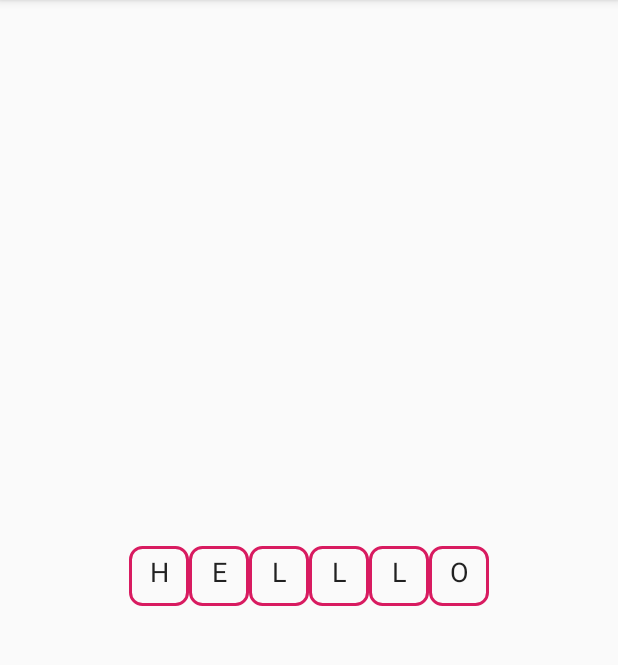
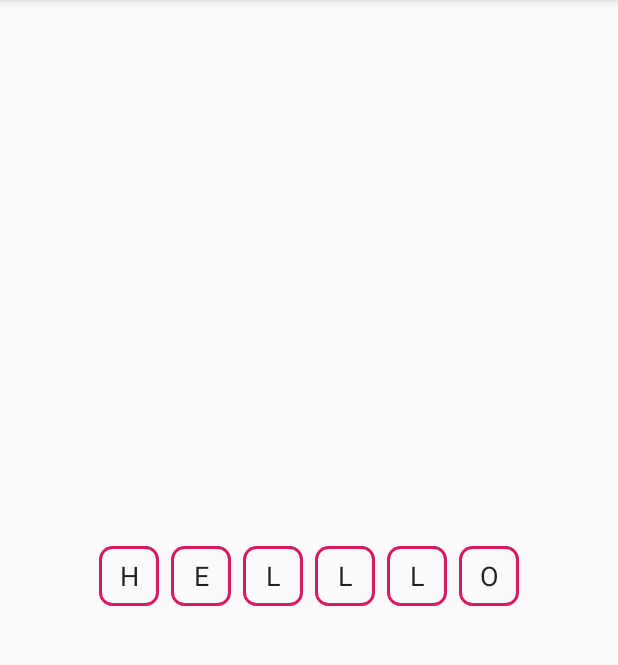
Before and after one commit to darshan-miskin/PinView-Android, an Android app: the screen it shows after launch (MainActivity), on a phone screen of 412 x 824 dp, the part 84-749 px from its top. Run offline under Robolectric (Android 15) with nearby library versions, the phone set to English and light mode, and no system bars.

```diff
--- a/pinview/src/main/java/com/gne/www/lib/PinView.java
+++ b/pinview/src/main/java/com/gne/www/lib/PinView.java
@@ -100,6 +100,7 @@ public class PinView extends LinearLayoutCompat{
             pinEditText.setLayoutParams(layoutParams);
             pinEditText.setMaxLines(1);
             pinEditText.setLines(1);
+            pinEditText.setPadding(0,0,0,0);
             pinEditText.setFilters(new InputFilter[]{new InputFilter.LengthFilter(1), new InputFilter.AllCaps()});
             if(background!=null)
                 pinEditText.setBackground(background);
@@ -228,6 +229,8 @@ public class PinView extends LinearLayoutCompat{
             LinearLayoutCompat.LayoutParams layoutParams=new LinearLayoutCompat.
                 LayoutParams(convertDpToPixel(sizeInDp,context),
                     convertDpToPixel(sizeInDp,context)/*,1*/);
+            layoutParams.setMargins(getResources().getDimensionPixelSize(R.dimen.margin_pin_edit_text),getResources().getDimensionPixelSize(R.dimen.margin_pin_edit_text),
+                    getResources().getDimensionPixelSize(R.dimen.margin_pin_edit_text),getResources().getDimensionPixelSize(R.dimen.margin_pin_edit_text));
             pinEditTexts.get(i).setLayoutParams(layoutParams);
         }
     }
```
